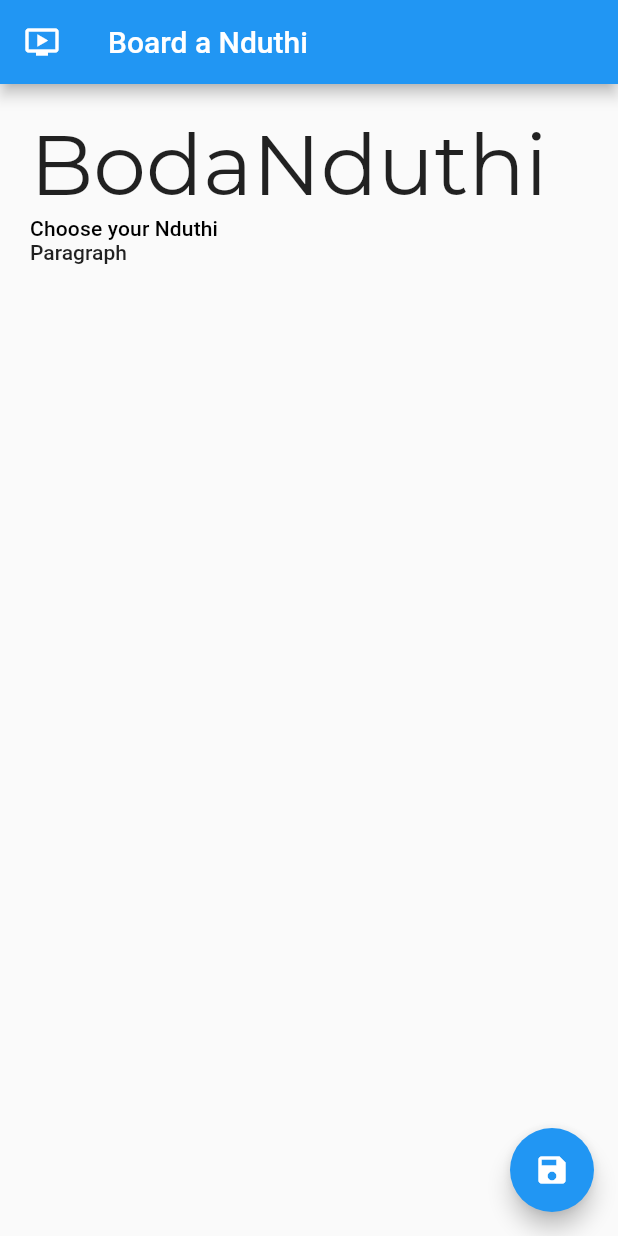
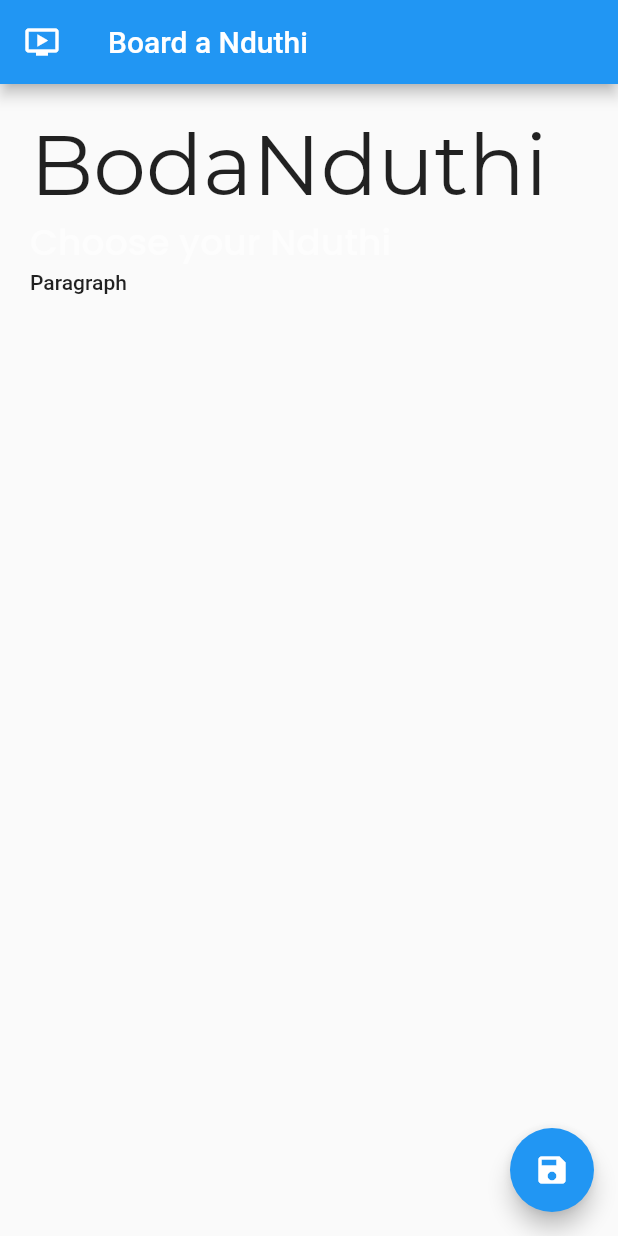
Before and after one commit to Sokojiji/bike, a Flutter app: the screen it shows after launch, on a phone screen of 412 x 824 dp. Run offline on Flutter 3.47's test engine with Material 2 defaults, Android fonts, the phone set to English and light mode, and no system bars; our stand-ins replace google_fonts.

Commit message:
Theme edit dark & light theme

```diff
--- a/lib/src/utils/theme/theme.dart
+++ b/lib/src/utils/theme/theme.dart
@@ -1,18 +1,21 @@
 import 'package:flutter/material.dart';
-import 'package:google_fonts/google_fonts.dart';
+import 'package:nduthi/src/utils/theme/widget_themes/text_theme.dart';
+
 
 class BAppTheme{
+
+  BAppTheme._();
+
   static ThemeData lightTheme = ThemeData (
       brightness: Brightness.light,
-      textTheme: TextTheme(
-          headline2: GoogleFonts.montserrat(
-            color: Colors.black87,
-          )
-      )
+     textTheme: BTextTheme.LightTextTheme,
+    elevatedButtonTheme: ElevatedButtonThemeData(style: ElevatedButton.styleFrom()),
+
   );
 
-  static ThemeData darkTheme = ThemeData (
-      brightness: Brightness.dark
+  static ThemeData darkTheme = ThemeData(
+    brightness: Brightness.dark,
+    textTheme:  BTextTheme.darkTextTheme,
   );
 
 }
--- /dev/null
+++ b/lib/src/utils/theme/widget_themes/text_theme.dart
@@ -0,0 +1,29 @@
+import 'package:flutter/material.dart';
+import 'package:google_fonts/google_fonts.dart';
+
+
+class BTextTheme {
+
+  static TextTheme LightTextTheme = TextTheme(
+        headline2: GoogleFonts.montserrat(
+          color: Colors.black87,
+  ),
+
+    subtitle2:GoogleFonts.poppins(
+    color: Colors.white60,
+    fontSize: 24,
+  ),
+  );
+
+  static ThemeData darkTheme = ThemeData (
+  brightness: Brightness.dark,
+  textTheme: TextTheme(
+  headline2: GoogleFonts.montserrat(
+    color: Colors.white60,
+    fontSize: 24,
+  ),
+  ),
+  );
+
+  static var darkTextTheme;
+}
```
Also changed, not shown: lib/main.dart (+3 -7 lines), 1 other file.
